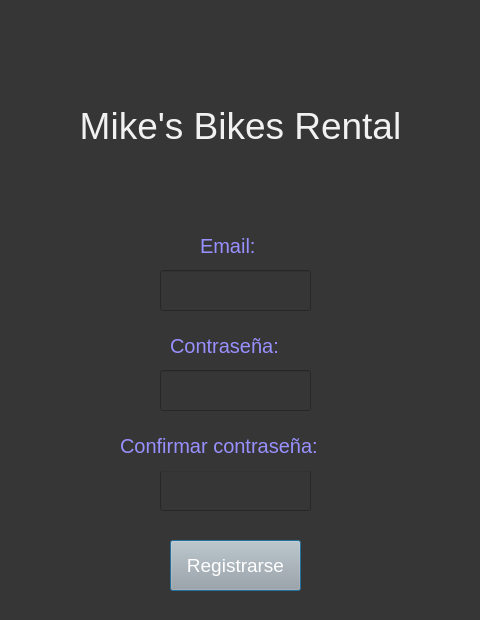
First picture: the form in createacc.ui, repository AdrianVargas23/MikesBikes, before the edit.
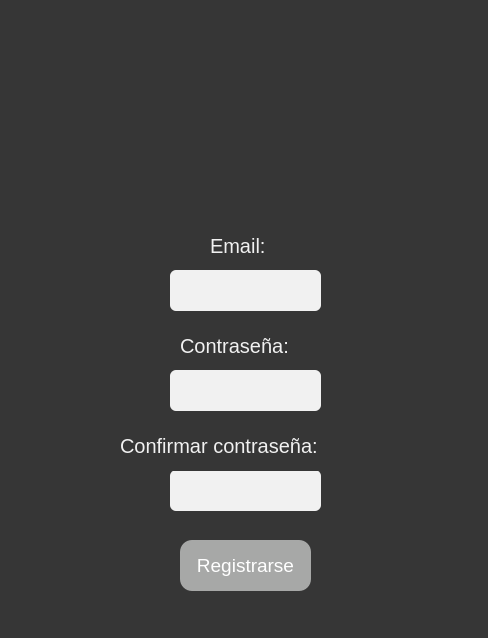
Second picture: the form after the edit. Icons and pictures are not drawn.

Diff of the .ui file:
```diff
--- a/createacc.ui
+++ b/createacc.ui
@@ -6,8 +6,8 @@
    <rect>
     <x>0</x>
     <y>0</y>
-    <width>480</width>
-    <height>620</height>
+    <width>488</width>
+    <height>638</height>
    </rect>
   </property>
   <property name="windowTitle">
@@ -19,9 +19,9 @@
   <widget class="QLabel" name="label">
    <property name="geometry">
     <rect>
-     <x>60</x>
+     <x>170</x>
      <y>50</y>
-     <width>361</width>
+     <width>161</width>
      <height>151</height>
     </rect>
    </property>
@@ -29,7 +29,13 @@
     <string notr="true">color: rgb(241, 241, 241); font-size:28pt;</string>
    </property>
    <property name="text">
-    <string>Mike's Bikes Rental</string>
+    <string/>
+   </property>
+   <property name="pixmap">
+    <pixmap>MIKES_BIKE.png</pixmap>
+   </property>
+   <property name="scaledContents">
+    <bool>true</bool>
    </property>
    <property name="alignment">
     <set>Qt::AlignCenter</set>
@@ -41,14 +47,14 @@
   <widget class="QLabel" name="label_3">
    <property name="geometry">
     <rect>
-     <x>200</x>
+     <x>210</x>
      <y>220</y>
      <width>71</width>
      <height>51</height>
     </rect>
    </property>
    <property name="styleSheet">
-    <string notr="true">font-size:15pt; color:rgb(153, 144, 255)</string>
+    <string notr="true">font-size:15pt; color: rgb(241, 241, 241)</string>
    </property>
    <property name="text">
     <string>Email:</string>
@@ -57,14 +63,14 @@
   <widget class="QLabel" name="label_4">
    <property name="geometry">
     <rect>
-     <x>170</x>
+     <x>180</x>
      <y>320</y>
      <width>141</width>
      <height>51</height>
     </rect>
    </property>
    <property name="styleSheet">
-    <string notr="true">font-size:15pt; color:rgb(153, 144, 255)</string>
+    <string notr="true">font-size:15pt; color: rgb(241, 241, 241)</string>
    </property>
    <property name="text">
     <string>Contraseña:</string>
@@ -73,33 +79,33 @@
   <widget class="QLineEdit" name="username">
    <property name="geometry">
     <rect>
-     <x>160</x>
+     <x>170</x>
      <y>270</y>
      <width>151</width>
      <height>41</height>
     </rect>
    </property>
    <property name="styleSheet">
-    <string notr="true">font-size:14pt; color: rgb(241, 241, 241)</string>
+    <string notr="true">font-size:14pt; color: rgb(241, 241, 241); background-color: rgb(241, 241, 241); border-radius: 6px</string>
    </property>
   </widget>
   <widget class="QLineEdit" name="password">
    <property name="geometry">
     <rect>
-     <x>160</x>
+     <x>170</x>
      <y>370</y>
      <width>151</width>
      <height>41</height>
     </rect>
    </property>
    <property name="styleSheet">
-    <string notr="true">font-size:14pt; color: rgb(241, 241, 241)</string>
+    <string notr="true">font-size:14pt; color: rgb(241, 241, 241); background-color: rgb(241, 241, 241); border-radius: 6px</string>
    </property>
   </widget>
   <widget class="QPushButton" name="signupButton">
    <property name="geometry">
     <rect>
-     <x>170</x>
+     <x>180</x>
      <y>540</y>
      <width>131</width>
      <height>51</height>
@@ -110,7 +116,7 @@
    </property>
    <property name="styleSheet">
     <string notr="true">background-color: rgb(167, 168, 167); font-size:14pt; 
-color: rgb(255, 255, 255);</string>
+color: rgb(255, 255, 255); border-radius: 12px</string>
    </property>
    <property name="text">
     <string>Registrarse</string>
@@ -119,14 +125,14 @@
   <widget class="QLineEdit" name="confirmPassword">
    <property name="geometry">
     <rect>
-     <x>160</x>
+     <x>170</x>
      <y>470</y>
      <width>151</width>
      <height>41</height>
     </rect>
    </property>
    <property name="styleSheet">
-    <string notr="true">font-size:14pt; color: rgb(241, 241, 241)</string>
+    <string notr="true">font-size:14pt; color: rgb(241, 241, 241); background-color: rgb(241, 241, 241); border-radius: 6px</string>
    </property>
   </widget>
   <widget class="QLabel" name="label_5">
@@ -139,7 +145,7 @@
     </rect>
    </property>
    <property name="styleSheet">
-    <string notr="true">font-size:15pt; color:rgb(153, 144, 255)</string>
+    <string notr="true">font-size:15pt; color: rgb(241, 241, 241)</string>
    </property>
    <property name="text">
     <string>Confirmar contraseña:</string>
```
Left out of the diff: 2 changed lines with no effect on the pictures.
